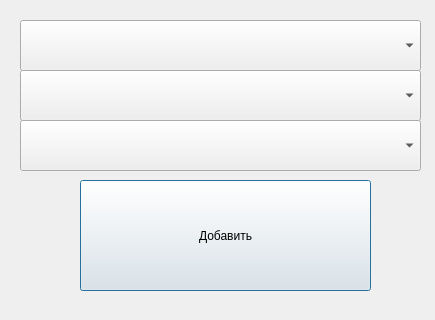
Before: the Qt Designer form inputform.ui in Near8954/library_system, drawn with Qt 5.
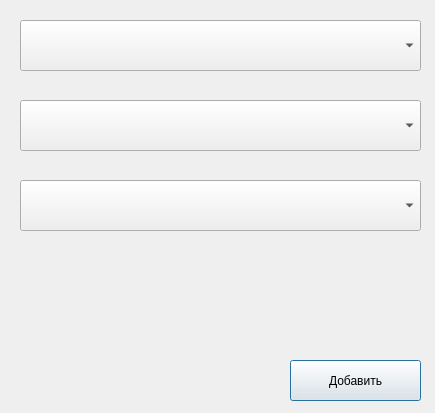
After: the same form once the commit is applied.

Patch:
```diff
--- a/inputform.ui
+++ b/inputform.ui
@@ -7,7 +7,7 @@
     <x>0</x>
     <y>0</y>
     <width>435</width>
-    <height>320</height>
+    <height>413</height>
    </rect>
   </property>
   <property name="windowTitle">
@@ -42,7 +42,7 @@
    <property name="geometry">
     <rect>
      <x>20</x>
-     <y>70</y>
+     <y>100</y>
      <width>401</width>
      <height>51</height>
     </rect>
@@ -58,7 +58,7 @@
    <property name="geometry">
     <rect>
      <x>20</x>
-     <y>120</y>
+     <y>180</y>
      <width>401</width>
      <height>51</height>
     </rect>
@@ -86,10 +86,10 @@
   <widget class="QPushButton" name="pushButton">
    <property name="geometry">
     <rect>
-     <x>80</x>
-     <y>180</y>
-     <width>291</width>
-     <height>111</height>
+     <x>290</x>
+     <y>360</y>
+     <width>131</width>
+     <height>41</height>
     </rect>
    </property>
    <property name="text">
```
